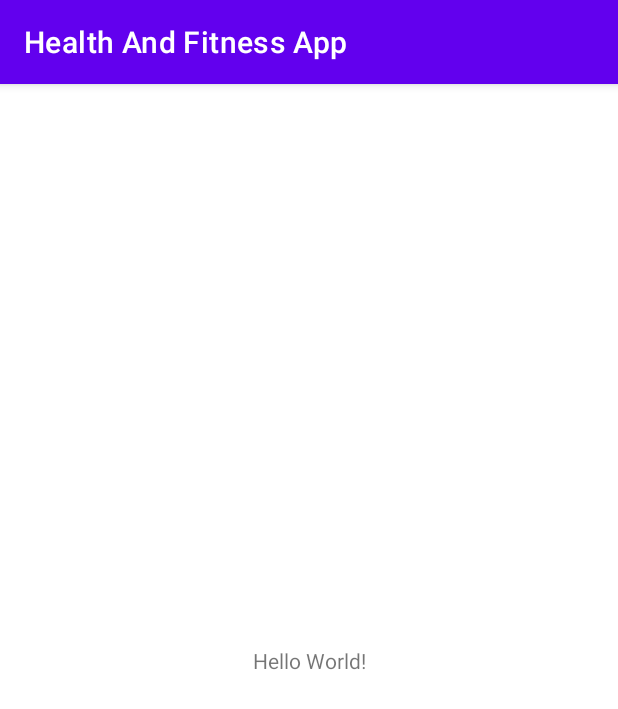
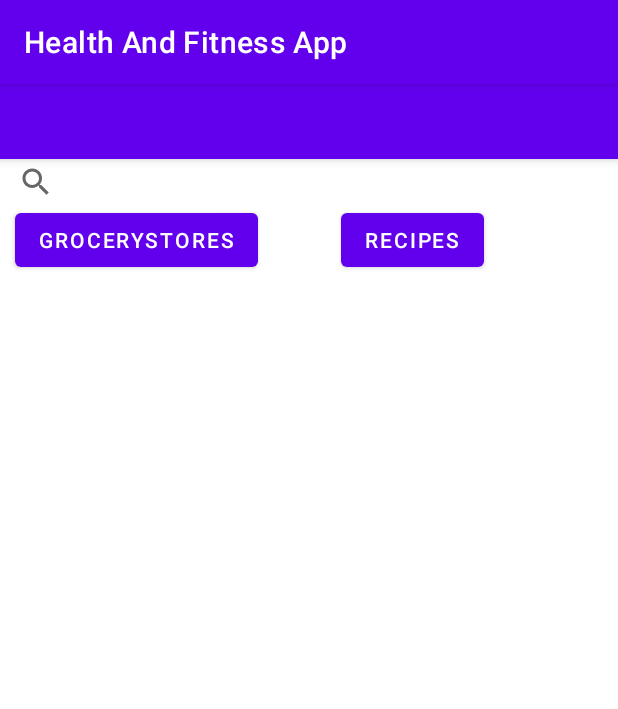
Before and after one commit to future3004/Health-And-Fitness-App, an Android app: the screen it shows after launch (MainActivity), on a phone screen of 412 x 824 dp. Shown: the top 709 px of the screen. Run offline under Robolectric (Android 15) with nearby library versions, the phone set to English and light mode, and no system bars.

Commit message:
Component 10 setup

```diff
--- a/app/build.gradle
+++ b/app/build.gradle
@@ -3,7 +3,7 @@ plugins {
 }
 
 android {
-    compileSdk 30
+    compileSdk 31
 
     defaultConfig {
         applicationId "com.example.healthandfitnessapp"
@@ -32,7 +32,7 @@ dependencies {
     implementation 'androidx.appcompat:appcompat:1.4.1'
     implementation 'com.google.android.material:material:1.5.0'
     implementation 'androidx.constraintlayout:constraintlayout:2.1.3'
-    testImplementation 'junit:junit:4.+'
+    testImplementation 'junit:junit:4.13.2'
     androidTestImplementation 'androidx.test.ext:junit:1.1.3'
     androidTestImplementation 'androidx.test.espresso:espresso-core:3.4.0'
 }
--- a/app/src/main/java/com/example/healthandfitnessapp/MainActivity.java
+++ b/app/src/main/java/com/example/healthandfitnessapp/MainActivity.java
@@ -3,12 +3,36 @@ package com.example.healthandfitnessapp;
 import androidx.appcompat.app.AppCompatActivity;
 
 import android.os.Bundle;
+import android.view.View;
+import android.widget.Button;
+import android.widget.EditText;
+import android.widget.Toast;
 
 public class MainActivity extends AppCompatActivity {
+    private Button findGroceryStoresBtn, findRecipesBtn;
+    private EditText edt;
 
     @Override
     protected void onCreate(Bundle savedInstanceState) {
         super.onCreate(savedInstanceState);
         setContentView(R.layout.activity_main);
+
+        findGroceryStoresBtn = findViewById(R.id.get_store_btn);
+        findRecipesBtn = findViewById(R.id.get_recipe_btn);
+
+        findGroceryStoresBtn.setOnClickListener(new View.OnClickListener() {
+            @Override
+            public void onClick(View view) {
+                Toast.makeText(MainActivity.this, "Find Grocery Stores", Toast.LENGTH_SHORT).show();
+            }
+        });
+
+        findRecipesBtn.setOnClickListener(new View.OnClickListener() {
+            @Override
+            public void onClick(View view) {
+                Toast.makeText(MainActivity.this, "Find Recipes", Toast.LENGTH_SHORT).show();
+            }
+        });
+
     }
 }
--- a/app/src/main/res/layout/activity_main.xml
+++ b/app/src/main/res/layout/activity_main.xml
@@ -1,18 +1,40 @@
 <?xml version="1.0" encoding="utf-8"?>
-<androidx.constraintlayout.widget.ConstraintLayout xmlns:android="http://schemas.android.com/apk/res/android"
+<RelativeLayout xmlns:android="http://schemas.android.com/apk/res/android"
     xmlns:app="http://schemas.android.com/apk/res-auto"
     xmlns:tools="http://schemas.android.com/tools"
     android:layout_width="match_parent"
     android:layout_height="match_parent"
     tools:context=".MainActivity">
 
-    <TextView
-        android:layout_width="wrap_content"
+    <com.google.android.material.appbar.AppBarLayout
+        android:id="@+id/appBar"
+        android:layout_width="match_parent"
+        android:layout_height="50dp"/>
+    <androidx.appcompat.widget.SearchView
+        android:id="@+id/search_bar"
+        android:layout_width="match_parent"
+        android:layout_height="30dp"
+        android:layout_below="@+id/appBar"/>
+    <LinearLayout
+        android:layout_below="@+id/search_bar"
+        android:layout_width="match_parent"
         android:layout_height="wrap_content"
-        android:text="Hello World!"
-        app:layout_constraintBottom_toBottomOf="parent"
-        app:layout_constraintLeft_toLeftOf="parent"
-        app:layout_constraintRight_toRightOf="parent"
-        app:layout_constraintTop_toTopOf="parent" />
+        android:layout_centerHorizontal="true">
 
-</androidx.constraintlayout.widget.ConstraintLayout>
+        <Button
+            android:id="@+id/get_store_btn"
+            android:layout_width="wrap_content"
+            android:layout_height="wrap_content"
+            android:text="GroceryStores"
+            android:layout_marginLeft="10dp"/>
+
+        <Button
+            android:id="@+id/get_recipe_btn"
+            android:layout_width="wrap_content"
+            android:layout_height="wrap_content"
+            android:text="Recipes"
+            android:layout_marginLeft="55dp"/>
+
+    </LinearLayout>
+
+</RelativeLayout>
```
